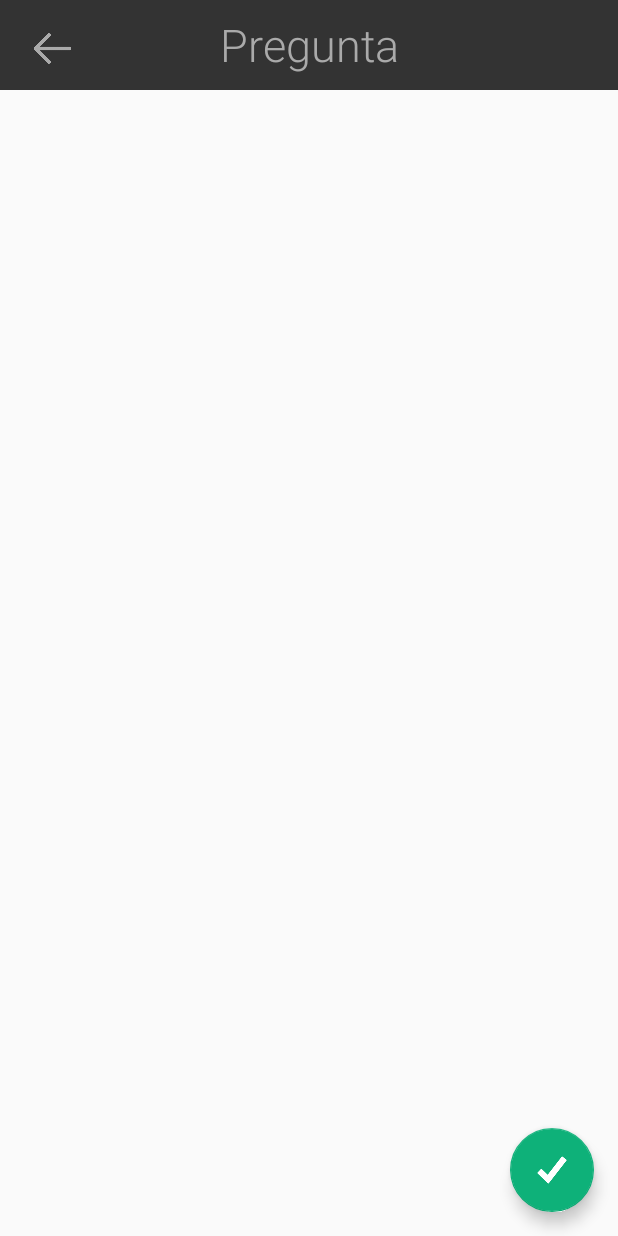
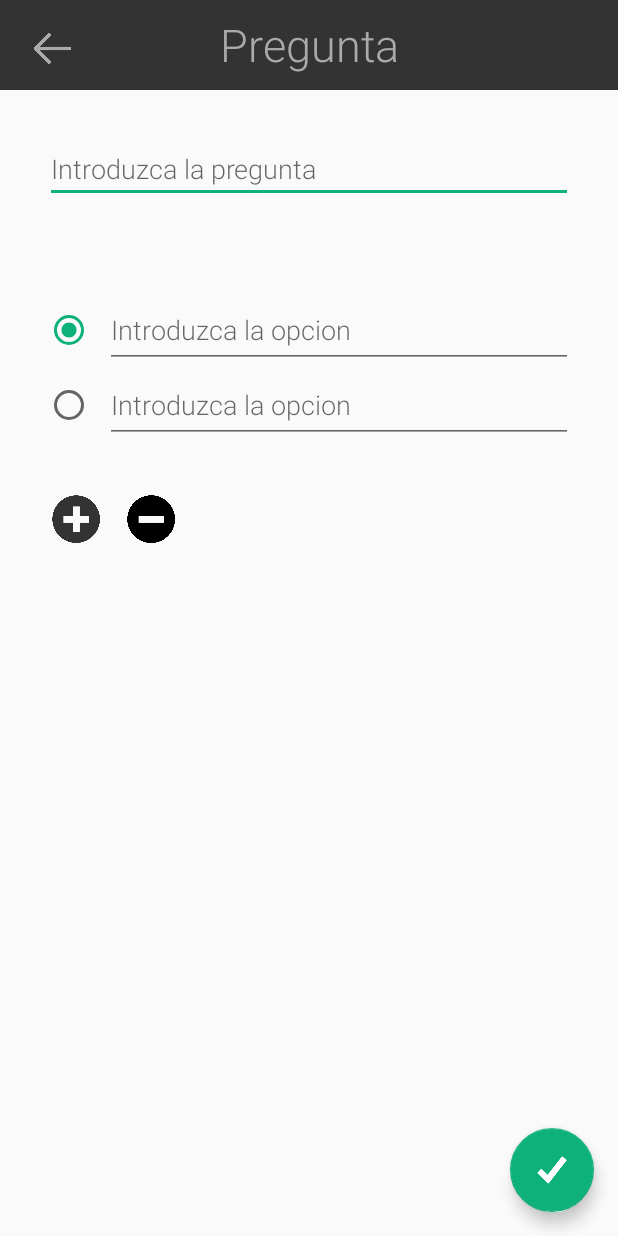
Before and after one commit to aitor422/arquitecturadelsoftware, an Android app: the Anadir3 screen opened directly, with no data from a screen before it, on a phone screen of 412 x 824 dp. Run offline under Robolectric (Android 15) with nearby library versions, the light colour scheme and no system bars.

Commit message:
Añadir3 maomeno done

```diff
--- a/CulturApp/app/src/main/java/com/micompany/culturapp/Anadir3.java
+++ b/CulturApp/app/src/main/java/com/micompany/culturapp/Anadir3.java
@@ -3,13 +3,25 @@ package com.micompany.culturapp;
 import android.os.Bundle;
 import android.support.design.widget.FloatingActionButton;
 import android.support.v7.app.AppCompatActivity;
+import android.view.LayoutInflater;
 import android.view.View;
+import android.widget.EditText;
 import android.widget.ImageButton;
+import android.widget.LinearLayout;
+import android.widget.RadioButton;
+import android.widget.RadioGroup;
+
+import java.util.ArrayList;
+import java.util.List;
 
 public class Anadir3 extends AppCompatActivity {
-    private ImageButton flecha;
+
+    private ImageButton flecha, mas, menos;
     private FloatingActionButton okay;
-
+    List<EditText> opciones;
+    List<RadioButton> botones;
+    private RadioGroup radioGroup;
+    private int numOpciones;
     @Override
     protected void onCreate(Bundle savedInstanceState) {
         super.onCreate(savedInstanceState);
@@ -35,10 +47,64 @@ public class Anadir3 extends AppCompatActivity {
                 killActivity();
             }
         });
+
+        radioGroup = (RadioGroup) findViewById(R.id.radioGroup);
+        opciones = new ArrayList<EditText>();
+        opciones.add( (EditText) findViewById(R.id.editText0));
+        opciones.add( (EditText) findViewById(R.id.editText1));
+        opciones.add( (EditText) findViewById(R.id.editText2));
+        opciones.add( (EditText) findViewById(R.id.editText3));
+        botones = new ArrayList<RadioButton>();
+        botones.add( (RadioButton) findViewById(R.id.radioButton0));
+        botones.add( (RadioButton) findViewById(R.id.radioButton1));
+        botones.add( (RadioButton) findViewById(R.id.radioButton2));
+        botones.add( (RadioButton) findViewById(R.id.radioButton3));
+        numOpciones=2;
+
+        //Añadir accion: Añadir opcion al darle a mas
+        mas = (ImageButton) findViewById(R.id.mas);
+        mas.setOnClickListener(new View.OnClickListener() {
+            @Override
+            public void onClick(View v) {
+                if (numOpciones==2){
+                    botones.get(2).setVisibility(View.VISIBLE);
+                    opciones.get(2).setVisibility(View.VISIBLE);
+                    numOpciones++;
+                }else if (numOpciones==3){
+                    botones.get(3).setVisibility(View.VISIBLE);
+                    opciones.get(3).setVisibility(View.VISIBLE);
+                    numOpciones++;
+                }
+            }
+        });
+        //Añadir accion: Eliminar opcion al darle a menos
+        menos = (ImageButton) findViewById(R.id.menos);
+        menos.setOnClickListener(new View.OnClickListener() {
+            @Override
+            public void onClick(View v) {
+                if (numOpciones==3){
+                    botones.get(2).setVisibility(View.GONE);
+                    opciones.get(2).setVisibility(View.GONE);
+                    if (botones.get(2).isChecked()){
+                        radioGroup.check(botones.get(1).getId());
+                    }
+                    numOpciones--;
+                }else if (numOpciones==4){
+                    botones.get(3).setVisibility(View.GONE);
+                    opciones.get(3).setVisibility(View.GONE);
+                    if (botones.get(3).isChecked()){
+                        radioGroup.check(botones.get(2).getId());
+                    }
+                    numOpciones--;
+                }
+            }
+        });
     }
 
     //funcion finalizar actividad
     private void killActivity() {
         finish();
     }
+
+
 }
--- /dev/null
+++ b/CulturApp/app/src/main/java/com/micompany/culturapp/Contestar.java
@@ -0,0 +1,8 @@
+package com.micompany.culturapp;
+
+/**
+ * Created by irati on 24/03/17.
+ */
+
+public class Contestar {
+}
--- a/CulturApp/app/src/main/res/layout/activity_anadir1.xml
+++ b/CulturApp/app/src/main/res/layout/activity_anadir1.xml
@@ -57,7 +57,7 @@
         android:id="@+id/mapView"
         android:layout_width="match_parent"
         android:layout_height="match_parent"
-        android:layout_below="@id/cabeceraajustes"
+        android:layout_below="@id/cabeceraanadir1"
         mapbox:style_url="mapbox://styles/aitor422/ciz8b95hg00762rlr3fyjluc3"
         mapbox:center_latitude="42.8017"
         mapbox:center_longitude="-1.6262"
--- a/CulturApp/app/src/main/res/layout/activity_anadir2.xml
+++ b/CulturApp/app/src/main/res/layout/activity_anadir2.xml
@@ -32,10 +32,9 @@
             android:layout_alignParentLeft="true"
             android:layout_alignParentStart="true" />
 
-
-        <!-- Texto detalles -->
+        <!-- Texto añadir -->
         <TextView
-            android:id="@+id/tdetalles"
+            android:id="@+id/Anadir2"
             android:gravity="center_vertical"
             android:layout_width="fill_parent"
             android:layout_height="match_parent"
@@ -49,7 +48,14 @@
             android:layout_alignParentEnd="true"
             />
 
+
     </RelativeLayout>
+
+    <!-- layout para el resto -->
+    <RelativeLayout
+        android:layout_width="match_parent"
+        android:layout_height="fill_parent"
+        android:layout_below="@id/cabeceraanadir2">
 
         <!-- Campo nombre -->
         <EditText
@@ -57,7 +63,6 @@
             android:layout_width="match_parent"
             android:layout_height="wrap_content"
             android:layout_margin="30dp"
-        android:layout_below="@id/cabeceraajustes"
             android:hint="Introduzca el nombre"
             />
 
@@ -99,4 +104,7 @@
             android:layout_alignParentBottom="true"
             android:layout_alignParentRight="true"
             android:layout_alignParentEnd="true" />
+
     </RelativeLayout>
+
+</RelativeLayout>
--- a/CulturApp/app/src/main/res/layout/activity_anadir3.xml
+++ b/CulturApp/app/src/main/res/layout/activity_anadir3.xml
@@ -50,6 +50,140 @@
 
     </RelativeLayout>
 
+    <!-- layout para el resto -->
+    <RelativeLayout
+        android:layout_width="match_parent"
+        android:layout_height="fill_parent"
+        android:layout_below="@id/cabeceraanadir3">
+
+        <!-- Campo pregunta -->
+        <EditText
+            android:id="@+id/pregunta"
+            android:layout_width="match_parent"
+            android:layout_height="wrap_content"
+            android:layout_margin="30dp"
+            android:hint="Introduzca la pregunta"
+            android:fontFamily="sans-serif-light"
+            />
+
+        <LinearLayout android:orientation="horizontal"
+            android:layout_width="match_parent"
+            android:layout_height="wrap_content"
+            android:layout_below="@id/pregunta"
+            android:id="@+id/linearLayout">
+
+            <RadioGroup
+                android:id="@+id/radioGroup"
+                android:layout_width="30dp"
+                android:layout_height="match_parent"
+                android:layout_marginTop="30dp"
+                android:layout_marginLeft="30dp"
+                android:layout_marginBottom="30dp"
+                android:layout_marginRight="10dp">
+
+                <RadioButton
+                    android:id="@+id/radioButton0"
+                    android:layout_width="wrap_content"
+                    android:layout_height="50dp"
+                    android:checked="true"/>
+
+                <RadioButton
+                    android:id="@+id/radioButton1"
+                    android:layout_width="wrap_content"
+                    android:layout_height="50dp" />
+
+                <RadioButton
+                    android:id="@+id/radioButton2"
+                    android:layout_width="wrap_content"
+                    android:layout_height="50dp"
+                    android:visibility="gone"/>
+
+                <RadioButton
+                    android:id="@+id/radioButton3"
+                    android:layout_width="wrap_content"
+                    android:layout_height="50dp"
+                    android:visibility="gone"/>
+
+
+            </RadioGroup>
+
+
+            <LinearLayout android:orientation="vertical"
+                android:id="@+id/layoutTexts"
+                android:layout_width="fill_parent"
+                android:layout_height="match_parent"
+                android:layout_marginTop="30dp"
+                android:layout_marginRight="30dp">
+
+                <EditText
+                    android:id="@+id/editText0"
+                    android:layout_width="match_parent"
+                    android:layout_height="50dp"
+                    android:hint="Introduzca la opcion"
+                    android:fontFamily="sans-serif-light"
+                    />
+
+                <EditText
+                    android:id="@+id/editText1"
+                    android:layout_width="match_parent"
+                    android:layout_height="50dp"
+                    android:hint="Introduzca la opcion"
+                    android:fontFamily="sans-serif-light"
+                    />
+
+                <EditText
+                    android:id="@+id/editText2"
+                    android:layout_width="match_parent"
+                    android:layout_height="50dp"
+                    android:hint="Introduzca la opcion"
+                    android:fontFamily="sans-serif-light"
+                    android:visibility="gone"/>
+
+                <EditText
+                    android:id="@+id/editText3"
+                    android:layout_width="match_parent"
+                    android:layout_height="50dp"
+                    android:hint="Introduzca la opcion"
+                    android:fontFamily="sans-serif-light"
+                    android:visibility="gone"/>
+
+            </LinearLayout>
+
+        </LinearLayout>
+
+        <LinearLayout android:orientation="horizontal"
+            android:layout_width="match_parent"
+            android:layout_height="wrap_content"
+            android:layout_below="@id/linearLayout"
+            android:id="@+id/linearLayout2">
+
+            <ImageButton
+                android:id="@+id/mas"
+                android:layout_width="wrap_content"
+                android:layout_height="wrap_content"
+                android:layout_marginLeft="30dp"
+                android:adjustViewBounds="true"
+                android:background="#00ffffff"
+                android:maxHeight="40dp"
+                android:maxWidth="40dp"
+                android:scaleType="fitCenter"
+                android:src="@drawable/mas" />
+
+            <ImageButton
+                android:id="@+id/menos"
+                android:layout_width="wrap_content"
+                android:layout_height="wrap_content"
+                android:layout_marginLeft="10dp"
+                android:adjustViewBounds="true"
+                android:background="#00ffffff"
+                android:maxHeight="40dp"
+                android:maxWidth="40dp"
+                android:scaleType="fitCenter"
+                android:src="@drawable/menos" />
+
+
+        </LinearLayout>
+
         <!-- Botton okay -->
         <android.support.design.widget.FloatingActionButton
             android:id="@+id/okay"
@@ -61,4 +195,9 @@
             android:layout_alignParentBottom="true"
             android:layout_alignParentRight="true"
             android:layout_alignParentEnd="true" />
+
+
+
     </RelativeLayout>
+
+</RelativeLayout>
--- /dev/null
+++ b/CulturApp/app/src/main/res/layout/activity_contestar.xml
@@ -0,0 +1,17 @@
+<?xml version="1.0" encoding="utf-8"?>
+<RelativeLayout xmlns:android="http://schemas.android.com/apk/res/android"
+    android:orientation="vertical" android:layout_width="match_parent"
+    android:layout_height="match_parent">
+
+
+
+
+
+
+
+
+
+
+
+
+</RelativeLayout>
```
Also changed, not shown: CulturApp/app/src/main/res/drawable/mas.png (added), CulturApp/app/src/main/res/drawable/menos.png (added). Lines whose indentation alone changed are shown as unchanged.
